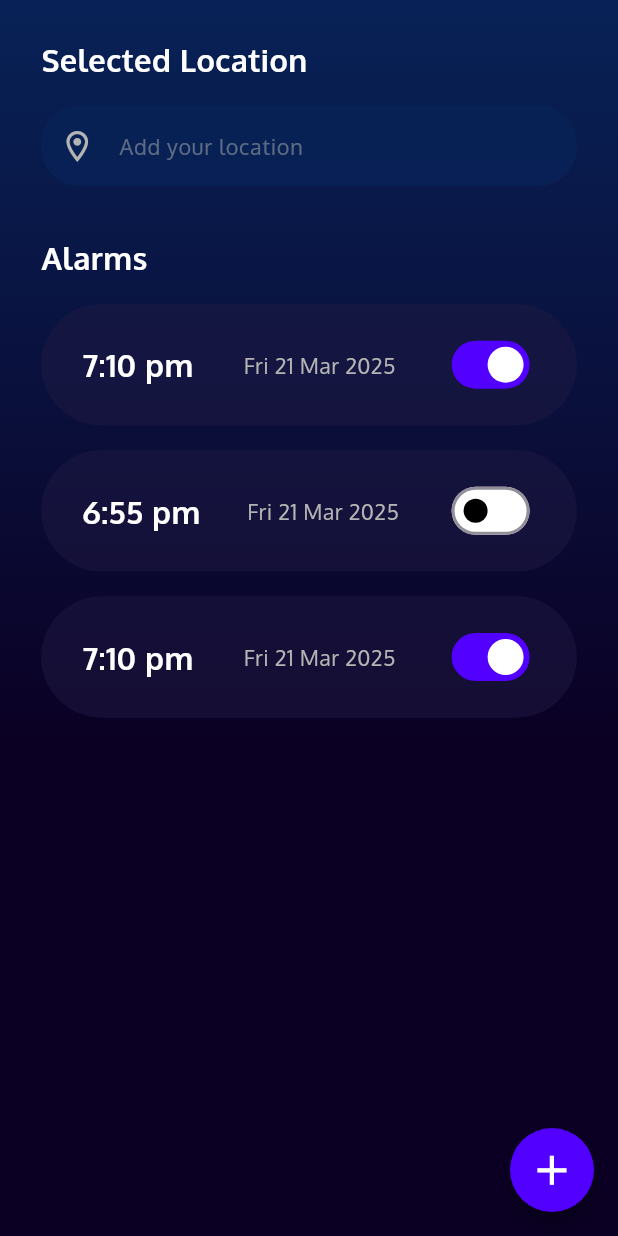
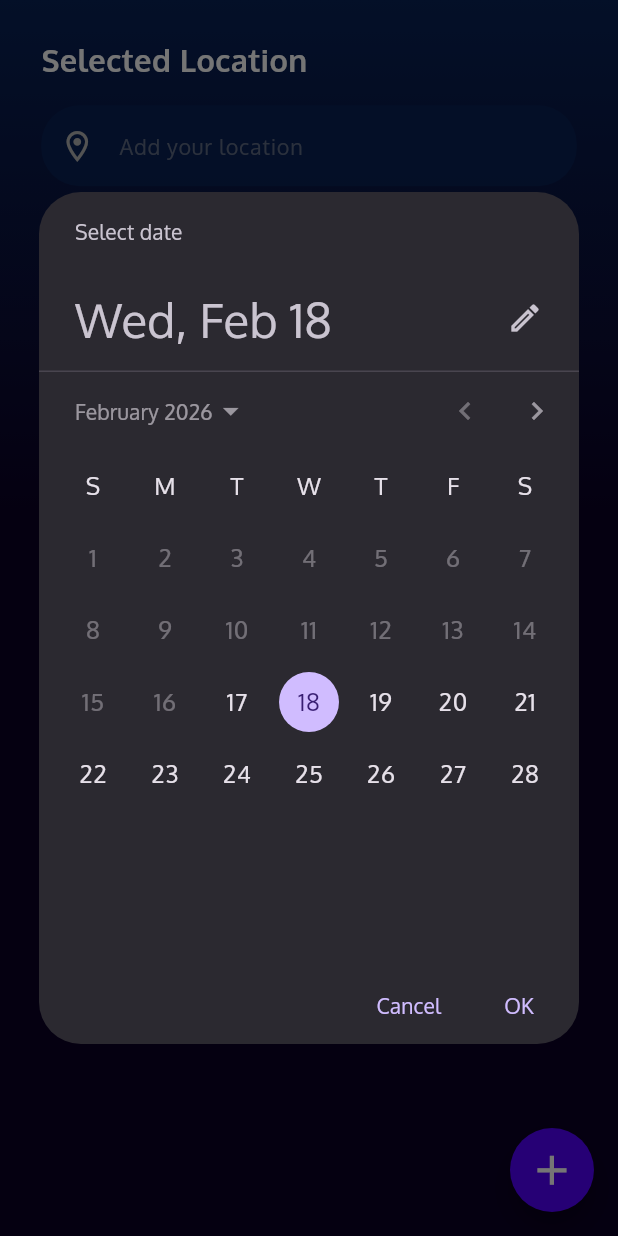
Before and after one commit to SaidurRahman1004/smart_travel_alarm, a Flutter app: the AlarmScreen screen opened directly, after a tap on the "add" icon, on a phone screen of 412 x 824 dp. Run offline on Flutter 3.47's test engine with Material 3 defaults, Android fonts, the phone set to English and light mode, and no system bars; our stand-ins replace flutter_local_notifications, flutter_screenutil, flutter_timezone, geocoding, geolocator, smooth_page_indicator and 2 more; accounts and stored records are empty.

Commit message:
notofication Service,sqflite,provider ,Ui fix Done...

```diff
--- a/lib/constants/app_strings.dart
+++ b/lib/constants/app_strings.dart
@@ -17,4 +17,7 @@ class AppStrings {
   static const String selectedLocation = "Selected Location";
   static const String addYourLocation = "Add your location";
   static const String alarms = "Alarms";
+  static const String emtyAlarm = "No alarms set yet.\nPress '+' to add one";
+  static const String deleteAlarm = "Alarm deleted";
+
 }
--- /dev/null
+++ b/lib/features/alarm/data/models/alarm_model.dart
@@ -0,0 +1,35 @@
+class AlarmModel {
+  final int? id;
+  final DateTime dateTime;
+  final bool isActive;
+
+  AlarmModel({
+    this.id,
+    required this.dateTime,
+    this.isActive = true,
+  });
+//obj to json map
+  Map<String, dynamic> toMap() {
+    return {
+      'id': id,
+      'dateTime': dateTime.toIso8601String(),
+      'isActive': isActive ? 1 : 0,
+    };
+  }
+//json map to obj
+  factory AlarmModel.fromMap(Map<String, dynamic> map) {
+    return AlarmModel(
+      id: map['id'],
+      dateTime: DateTime.parse(map['dateTime']),
+      isActive: map['isActive'] == 1,
+    );
+  }
+//for copy object
+  AlarmModel copyWith({int? id, DateTime? dateTime, bool? isActive}) {
+    return AlarmModel(
+      id: id ?? this.id,
+      dateTime: dateTime ?? this.dateTime,
+      isActive: isActive ?? this.isActive,
+    );
+  }
+}
--- a/lib/features/alarm/presentation/ alarm_screen.dart
+++ b/lib/features/alarm/presentation/ alarm_screen.dart
@@ -1,9 +1,16 @@
 import 'package:flutter/material.dart';
 import 'package:flutter_screenutil/flutter_screenutil.dart';
+import 'package:intl/intl.dart';
+import 'package:provider/provider.dart';
 import 'package:smart_travel_alarm/common_widgets/alarm_list_item.dart';
+import 'package:smart_travel_alarm/common_widgets/custo_snk.dart';
 import 'package:smart_travel_alarm/constants/app_colors.dart';
 import 'package:smart_travel_alarm/constants/app_strings.dart';
 import 'package:smart_travel_alarm/constants/app_text_styles.dart';
+
+import '../../../helpers/date_time_picker_helper.dart';
+import '../../home/providers/location_provider.dart';
+import '../providers/alarm_provider.dart';
 
 class AlarmScreen extends StatefulWidget {
   const AlarmScreen({super.key});
@@ -13,18 +20,39 @@ class AlarmScreen extends StatefulWidget {
 }
 
 class _AlarmScreenState extends State<AlarmScreen> {
-  //dummy
-  final Map<int, bool> _alarmStatus = {0: true, 1: false, 2: true};
+  final TextEditingController _locationController = .new();
+
+  @override
+  void initState() {
+    super.initState();
+    final location = context.read<LocationProvider>().displayAddress;
+    _locationController.text = location;
+  }
+
+  @override
+  void dispose() {
+    _locationController.dispose();
+    super.dispose();
+  }
+
+  //onpressed fn for FAB
+  Future<void> _onAddAlarmPressed() async {
+    final DateTime? scheduledDateTime = await showDateTimePicker(context);
+    if (scheduledDateTime != null && mounted) {
+      await context.read<AlarmProvider>().addAlarm(scheduledDateTime);
+    }
+  }
 
   @override
   Widget build(BuildContext context) {
+    final alarmProvider = context.watch<AlarmProvider>();
     return Scaffold(
       backgroundColor: AppColors.gradientEnd,
       floatingActionButton: FloatingActionButton(
         shape: RoundedRectangleBorder(
           borderRadius: BorderRadius.circular(32.r),
         ),
-        onPressed: () {},
+        onPressed: _onAddAlarmPressed,
         backgroundColor: AppColors.primaryButton,
         child: Icon(Icons.add, color: AppColors.textWhite, size: 32.r),
       ),
@@ -51,14 +79,19 @@ class _AlarmScreenState extends State<AlarmScreen> {
                   ),
                   SizedBox(height: 16.h),
                   TextField(
+                    controller: _locationController,
+                    readOnly: true,
                     style: AppTextStyles.subtitle1,
                     decoration: InputDecoration(
                       hintText: AppStrings.addYourLocation,
-                      hintStyle: AppTextStyles.subtitle1
-                          .copyWith(
-                          color: AppColors.textSecondary.withAlpha(128)),
-                      prefixIcon: Icon(Icons.location_on_outlined,
-                          color: AppColors.textSecondary, size: 24.r),
+                      hintStyle: AppTextStyles.subtitle1.copyWith(
+                        color: AppColors.textSecondary.withAlpha(128),
+                      ),
+                      prefixIcon: Icon(
+                        Icons.location_on_outlined,
+                        color: AppColors.textSecondary,
+                        size: 24.r,
+                      ),
                       filled: true,
                       fillColor: AppColors.gradientStart.withAlpha(204),
                       border: OutlineInputBorder(
@@ -73,24 +106,59 @@ class _AlarmScreenState extends State<AlarmScreen> {
                     style: AppTextStyles.headline1.copyWith(fontSize: 20.sp),
                   ),
                   SizedBox(height: 16.h),
-                  AlarmListItem(
-                    time: '7:10 pm',
-                    date: 'Fri 21 Mar 2025',
-                    isActive: _alarmStatus[0]!,
-                    onChanged: (value) => setState(() => _alarmStatus[0] = value),
-                  ),
-                  AlarmListItem(
-                    time: '6:55 pm',
-                    date: 'Fri 21 Mar 2025',
-                    isActive: _alarmStatus[1]!,
-                    onChanged: (value) => setState(() => _alarmStatus[1] = value),
-                  ),
-                  AlarmListItem(
-                    time: '7:10 pm',
-                    date: 'Fri 21 Mar 2025',
-                    isActive: _alarmStatus[2]!,
-                    onChanged: (value) => setState(() => _alarmStatus[2] = value),
-                  ),
+                  //show alarm
+                  if (alarmProvider.alarms.isEmpty) ...[
+                    Center(
+                      child: Padding(
+                        padding: EdgeInsets.symmetric(vertical: 50.h),
+                        child: Text(
+                          AppStrings.emtyAlarm,
+                          textAlign: TextAlign.center,
+                          style: AppTextStyles.subtitle1,
+                        ),
+                      ),
+                    ),
+                  ] else ...[
+                    ListView.builder(
+                      shrinkWrap: true,
+                      physics: const NeverScrollableScrollPhysics(),
+                      itemCount: alarmProvider.alarms.length,
+                      itemBuilder: (context, index) {
+                        final alarm = alarmProvider.alarms[index];
+                        return Dismissible(
+                          key: Key(alarm.id.toString()),
+                          direction: DismissDirection.endToStart,
+                          onDismissed: (_) {
+                            alarmProvider.deleteAlarm(alarm);
+                            mySnkmsg(AppStrings.deleteAlarm, context);
+                          },
+
+                          background: Container(
+                            alignment: Alignment.centerRight,
+                            padding: EdgeInsets.symmetric(horizontal: 20.w),
+                            margin: EdgeInsets.only(bottom: 16.h),
+                            decoration: BoxDecoration(
+                              color: Colors.red,
+                              borderRadius: BorderRadius.circular(48.r),
+                            ),
+                            child: const Icon(
+                              Icons.delete_forever,
+                              color: Colors.white,
+                            ),
+                          ),
+
+                          child: AlarmListItem(
+                            time: DateFormat('h:mm a').format(alarm.dateTime),
+                            date: DateFormat('E, d MMM').format(alarm.dateTime),
+                            isActive: alarm.isActive,
+                            onChanged: (value) {
+                              alarmProvider.toggleAlarm(alarm);
+                            },
+                          ),
+                        );
+                      },
+                    ),
+                  ],
                 ],
               ),
             ),
--- /dev/null
+++ b/lib/features/alarm/providers/alarm_provider.dart
@@ -0,0 +1,70 @@
+import 'package:flutter/material.dart';
+import '../../../helpers/database_helper.dart';
+import '../../../services/notification_service.dart';
+import '../data/models/alarm_model.dart';
+
+class AlarmProvider extends ChangeNotifier {
+  final DatabaseHelper _dbHelper = DatabaseHelper();
+  final NotificationService _notificationService = NotificationService();
+
+  //store alarm
+  List<AlarmModel> _alarms = [];
+
+  List<AlarmModel> get alarms => _alarms;
+  //stared notification service when provider create
+  AlarmProvider() {
+    _notificationService.initialize();
+    loadAlarms();
+  }
+//load all alarm from database
+  Future<void> loadAlarms() async {
+    _alarms = await _dbHelper.readAllAlarms();
+    notifyListeners();
+  }
+
+  // Curd
+  Future<void> addAlarm(DateTime dateTime) async {
+    final newAlarm = AlarmModel(dateTime: dateTime, isActive: true);
+    final createdAlarm = await _dbHelper.createAlarm(newAlarm);
+
+    // schedule Notification
+    if (createdAlarm.id != null) {
+      await _notificationService.scheduleNotification(
+        createdAlarm.id!,
+        "Alarm Ringing!",
+        "It's time for your scheduled activity.",
+        createdAlarm.dateTime,
+      );
+    }
+    await loadAlarms();
+  }
+
+  // on off toggle
+  Future<void> toggleAlarm(AlarmModel alarm) async {
+    final updatedAlarm = alarm.copyWith(isActive: !alarm.isActive);
+    await _dbHelper.update(updatedAlarm);
+
+    //if alarm started restart ssHudule alarm notification
+    if (updatedAlarm.isActive) {
+      await _notificationService.scheduleNotification(
+        updatedAlarm.id!,
+        "Alarm Ringing!",
+        "It's time to wake up.",
+        updatedAlarm.dateTime,
+      );
+    } else {
+      // cancel shudule notification if off
+      await _notificationService.cancelNotification(updatedAlarm.id!);
+    }
+    await loadAlarms();
+  }
+
+//delete alarm
+  Future<void> deleteAlarm(AlarmModel alarm) async {
+    if (alarm.id != null) {
+      await _dbHelper.delete(alarm.id!);
+      await _notificationService.cancelNotification(alarm.id!);
+      await loadAlarms();
+    }
+  }
+}
--- /dev/null
+++ b/lib/helpers/database_helper.dart
@@ -0,0 +1,75 @@
+import 'package:path/path.dart';
+import 'package:sqflite/sqflite.dart';
+import '../features/alarm/data/models/alarm_model.dart';
+
+class DatabaseHelper {
+  //singleton instance
+  static final DatabaseHelper _instance = DatabaseHelper._internal();
+
+  factory DatabaseHelper() => _instance;
+
+  DatabaseHelper._internal();
+
+  static DatabaseHelper get instance => _instance;
+  static Database? _db;
+
+  //database getter for finding database
+  Future<Database> get database async {
+    //check if database is already created
+    if (_db != null) return _db!;
+    //if not create new database then return it initialize database
+    _db = await _initDatabase();
+    return _db!;
+  }
+
+  //Creating Database
+  Future<Database> _initDatabase() async {
+    final dbPath = await getDatabasesPath();
+    //db file name
+    final path = join(dbPath, 'alarms.db');
+    return await openDatabase(path, version: 1, onCreate: _onCreate);
+  }
+
+  //create new table
+  Future<void> _onCreate(Database db, int version) async {
+    await db.execute('''
+      CREATE TABLE alarms (
+        id INTEGER PRIMARY KEY AUTOINCREMENT,
+        dateTime TEXT NOT NULL,
+        isActive INTEGER NOT NULL
+      )
+    ''');
+  }
+
+  //Curd Operations
+  //create new alarm
+  Future<AlarmModel> createAlarm(AlarmModel alarm) async {
+    final db = await instance.database;
+    final id = await db.insert('alarms', alarm.toMap());
+    return alarm.copyWith(id: id);
+  }
+
+  //fetch all alarm
+  Future<List<AlarmModel>> readAllAlarms() async {
+    final db = await instance.database;
+    final results = await db.query('alarms', orderBy: 'dateTime ASC');
+    return results.map((e) => AlarmModel.fromMap(e)).toList();
+  }
+
+  //update alarm
+  Future<int> update(AlarmModel alarm) async {
+    final db = await instance.database;
+    return db.update(
+      'alarms',
+      alarm.toMap(),
+      where: 'id = ?',
+      whereArgs: [alarm.id],
+    );
+  }
+
+  //delete alarm
+  Future<int> delete(int id) async {
+    final db = await instance.database;
+    return await db.delete('alarms', where: 'id = ?', whereArgs: [id]);
+  }
+}
--- /dev/null
+++ b/lib/helpers/date_time_picker_helper.dart
@@ -0,0 +1,39 @@
+import 'package:flutter/material.dart';
+Future<DateTime?> showDateTimePicker(BuildContext context) async {
+  //date picker
+  final DateTime? pickedDate = await showDatePicker(
+    context: context,
+    initialDate: DateTime.now(),
+    // cant before prevoius day
+    firstDate: DateTime.now().subtract(const Duration(days: 1)),
+    lastDate: DateTime.now().add(const Duration(days: 365)),
+  );
+
+  if (pickedDate == null) {
+    return null;
+  }
+
+  if (!context.mounted) {
+    return null;
+  }
+
+  // Time picker
+  final TimeOfDay? pickedTime = await showTimePicker(
+    context: context,
+    initialTime: TimeOfDay.fromDateTime(DateTime.now()),
+  );
+
+
+  if (pickedTime == null) {
+    return null;
+  }
+
+  // return date time combinely
+  return DateTime(
+    pickedDate.year,
+    pickedDate.month,
+    pickedDate.day,
+    pickedTime.hour,
+    pickedTime.minute,
+  );
+}
--- a/lib/main.dart
+++ b/lib/main.dart
@@ -2,6 +2,7 @@ import 'package:flutter/material.dart';
 import 'package:flutter_screenutil/flutter_screenutil.dart';
 import 'package:provider/provider.dart';
 
+import 'features/alarm/providers/alarm_provider.dart';
 import 'features/home/providers/location_provider.dart';
 import 'features/onboarding/presentation/onboarding_screen.dart';
 
@@ -19,6 +20,7 @@ class MyApp extends StatelessWidget {
     return MultiProvider(
       providers: [
         ChangeNotifierProvider(create: (_)=>LocationProvider()),
+        ChangeNotifierProvider(create: (_) => AlarmProvider()),
       ],
       child: ScreenUtilInit(
         designSize: const Size(360, 800),
--- /dev/null
+++ b/lib/services/notification_service.dart
@@ -0,0 +1,105 @@
+import 'package:flutter/foundation.dart';
+import 'package:flutter_local_notifications/flutter_local_notifications.dart';
+import 'package:timezone/data/latest.dart' as tz;
+import 'package:timezone/timezone.dart' as tz;
+import 'package:flutter_timezone/flutter_timezone.dart';
+
+class NotificationService {
+  final FlutterLocalNotificationsPlugin _notificationsPlugin =
+      FlutterLocalNotificationsPlugin();
+
+  //NotificationService Initialization call once
+  Future<void> initialize() async {
+    //set timezone
+    await _configureLocalTimezone();
+
+    ///Settings For Notifications
+
+    //android
+    const initializationSettingsAndroid = AndroidInitializationSettings(
+      '@mipmap/ic_launcher',
+    );
+    //ios
+    const iosInitSettings = DarwinInitializationSettings();
+    //all settings
+    const InitializationSettings initializationSettings =
+        InitializationSettings(
+          android: initializationSettingsAndroid,
+          iOS: iosInitSettings,
+        );
+    await _notificationsPlugin.initialize(settings: initializationSettings);
+
+    final bool? result = await _notificationsPlugin.initialize(
+      settings: initializationSettings,
+    );
+    debugPrint("Notification Service Initialized: $result");
+    //Notificaton permisssion
+    await _requestNotificationPermission();
+  }
+
+  // //find current device timezone
+  Future<void> _configureLocalTimezone() async {
+    //timezone initalization
+    tz.initializeTimeZones();
+    try {
+      final timezoneInfo = await FlutterTimezone.getLocalTimezone();
+      tz.setLocalLocation(tz.getLocation(timezoneInfo.identifier));
+    } catch (e) {
+      tz.setLocalLocation(tz.getLocation('UTC'));
+      debugPrint("Timezone error: $e");
+    }
+  }
+
+  // request notification permission
+  Future<void> _requestNotificationPermission() async {
+    final plugin = _notificationsPlugin
+        .resolvePlatformSpecificImplementation<
+          AndroidFlutterLocalNotificationsPlugin
+        >();
+    if (plugin != null) {
+      await plugin.requestNotificationsPermission();
+    }
+  }
+
+  //Notification schedule
+  Future<void> scheduleNotification(
+    int id,
+    String title,
+    String body,
+    DateTime scheduledTime,
+  ) async {
+    //cheak if alaerm time is before current time, If earlier, then setting it to tomorrow by adding 1 day
+    if (scheduledTime.isBefore(DateTime.now())) {
+      scheduledTime = scheduledTime.add(const Duration(days: 1));
+    }
+    await _notificationsPlugin.zonedSchedule(
+      id: id,
+      title: title,
+      body: body,
+      scheduledDate: tz.TZDateTime.from(scheduledTime, tz.local),
+      notificationDetails: const NotificationDetails(
+        android: AndroidNotificationDetails(
+          'alarm_channel_id',
+          'Alarms',
+          channelDescription: 'This channel is used for alarm notifications.',
+          importance: Importance.max,
+          priority: Priority.max,
+          playSound: true,
+        ),
+        iOS: DarwinNotificationDetails(
+          sound: 'default.wav',
+          presentAlert: true,
+          presentBadge: true,
+          presentSound: true,
+        ),
+      ),
+      //play sound only when app is in background
+      androidScheduleMode: AndroidScheduleMode.exactAllowWhileIdle,
+    );
+  }
+
+  //cancel notification
+  Future<void> cancelNotification(int id) async {
+    await _notificationsPlugin.cancel(id: id);
+  }
+}
--- a/pubspec.yaml
+++ b/pubspec.yaml
@@ -18,6 +18,8 @@ dependencies:
   flutter_local_notifications: ^20.1.0
   sqflite: ^2.4.2
   geocoding: ^4.0.0
+  timezone: ^0.10.1
+  flutter_timezone: ^5.0.1
 
 dev_dependencies:
   flutter_test:
```
Also changed, not shown: pubspec.lock, 6 other files.
